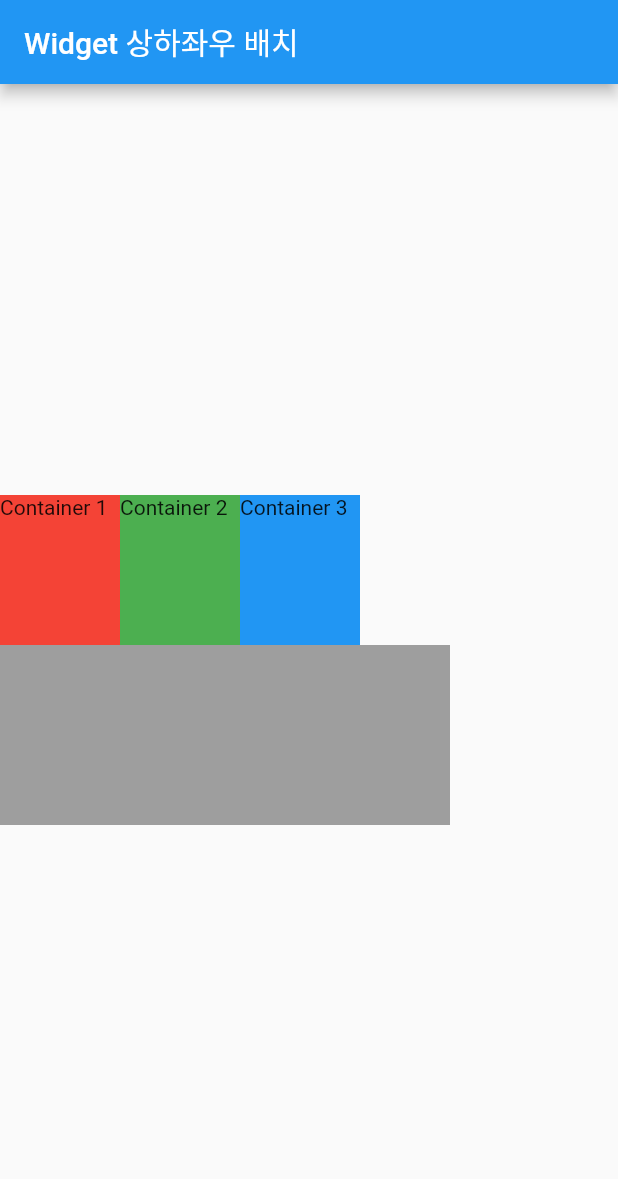
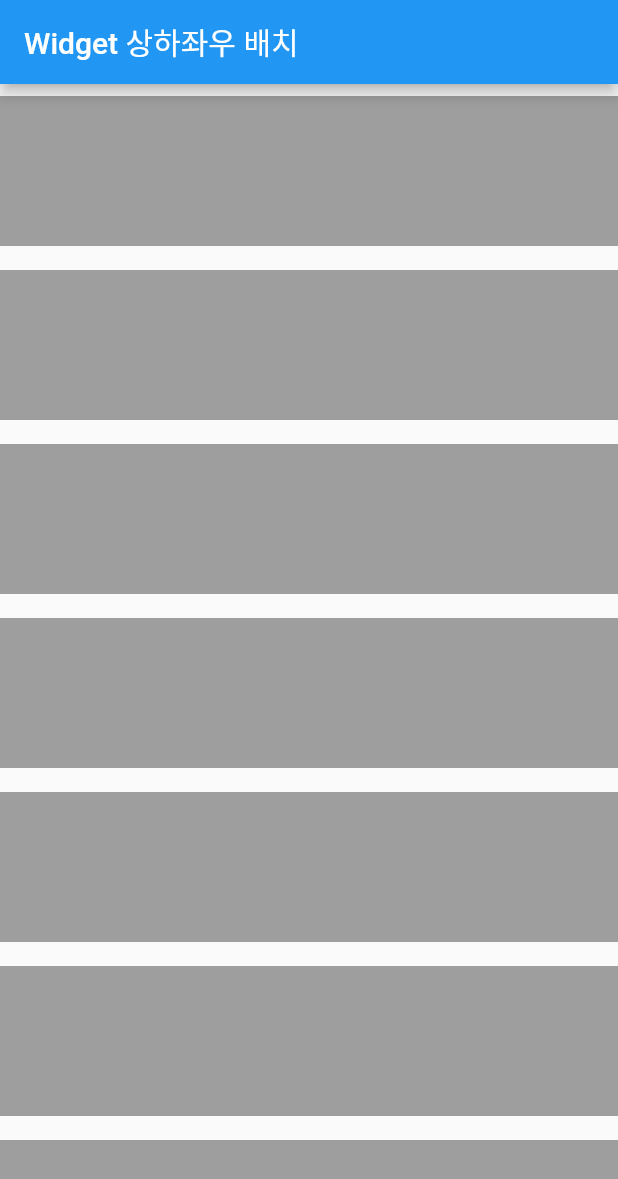
Before and after one commit to hwibinissuccess/FlutterBasicPrac, a Flutter app: the screen it shows after launch, on a phone screen of 412 x 824 dp. Shown: the top 1179 px of the screen. Run offline on Flutter 3.47's test engine with Material 2 defaults, Android fonts, the phone set to English and light mode, and no system bars.

Commit message:
feat: Widget 스크롤 변환

```diff
--- a/Layout/lib/main.dart
+++ b/Layout/lib/main.dart
@@ -20,41 +20,71 @@ class Body extends StatelessWidget {
 
   @override
   Widget build(BuildContext context) {
-    return Container(
-      width: double.infinity,
+    return SingleChildScrollView(
       child: Column(
         mainAxisAlignment: MainAxisAlignment.center,
-        crossAxisAlignment: CrossAxisAlignment.start,
-        children: [
-          Row(
-            mainAxisSize: MainAxisSize.max,
-            crossAxisAlignment: CrossAxisAlignment.start,
+        crossAxisAlignment: CrossAxisAlignment.end,
         children: [
           Container(
+            color: Colors.grey,
+            width: double.infinity,
             height: 100,
-                width: 80,
-                color: Colors.red,
-                child: Text('Container 1'),
+            margin: EdgeInsets.symmetric(vertical: 8),
           ),
           Container(
+            color: Colors.grey,
+            width: double.infinity,
             height: 100,
-                width: 80,
-                color: Colors.green,
-                child: Text('Container 2'),
+            margin: EdgeInsets.symmetric(vertical: 8),
           ),
           Container(
+            color: Colors.grey,
+            width: double.infinity,
             height: 100,
-                width: 80,
-                color: Colors.blue,
-                child: Text('Container 3'),
-              ),
-            ],
+            margin: EdgeInsets.symmetric(vertical: 8),
           ),
           Container(
-            width: 300,
-            height: 120,
             color: Colors.grey,
-          )
+            width: double.infinity,
+            height: 100,
+            margin: EdgeInsets.symmetric(vertical: 8),
+          ),
+          Container(
+            color: Colors.grey,
+            width: double.infinity,
+            height: 100,
+            margin: EdgeInsets.symmetric(vertical: 8),
+          ),
+          Container(
+            color: Colors.grey,
+            width: double.infinity,
+            height: 100,
+            margin: EdgeInsets.symmetric(vertical: 8),
+          ),
+          Container(
+            color: Colors.grey,
+            width: double.infinity,
+            height: 100,
+            margin: EdgeInsets.symmetric(vertical: 8),
+          ),
+          Container(
+            color: Colors.grey,
+            width: double.infinity,
+            height: 100,
+            margin: EdgeInsets.symmetric(vertical: 8),
+          ),
+          Container(
+            color: Colors.grey,
+            width: double.infinity,
+            height: 100,
+            margin: EdgeInsets.symmetric(vertical: 8),
+          ),
+          Container(
+            color: Colors.grey,
+            width: double.infinity,
+            height: 100,
+            margin: EdgeInsets.symmetric(vertical: 8),
+          ),
         ],
       ),
     );
```
Lines whose indentation alone changed are shown as unchanged.
